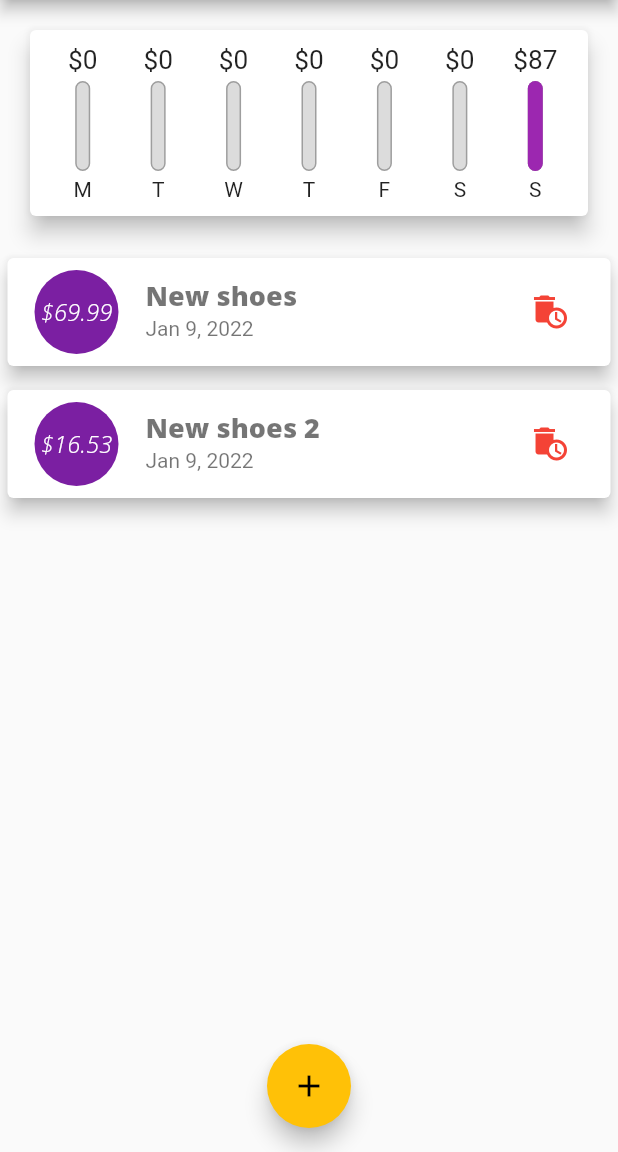
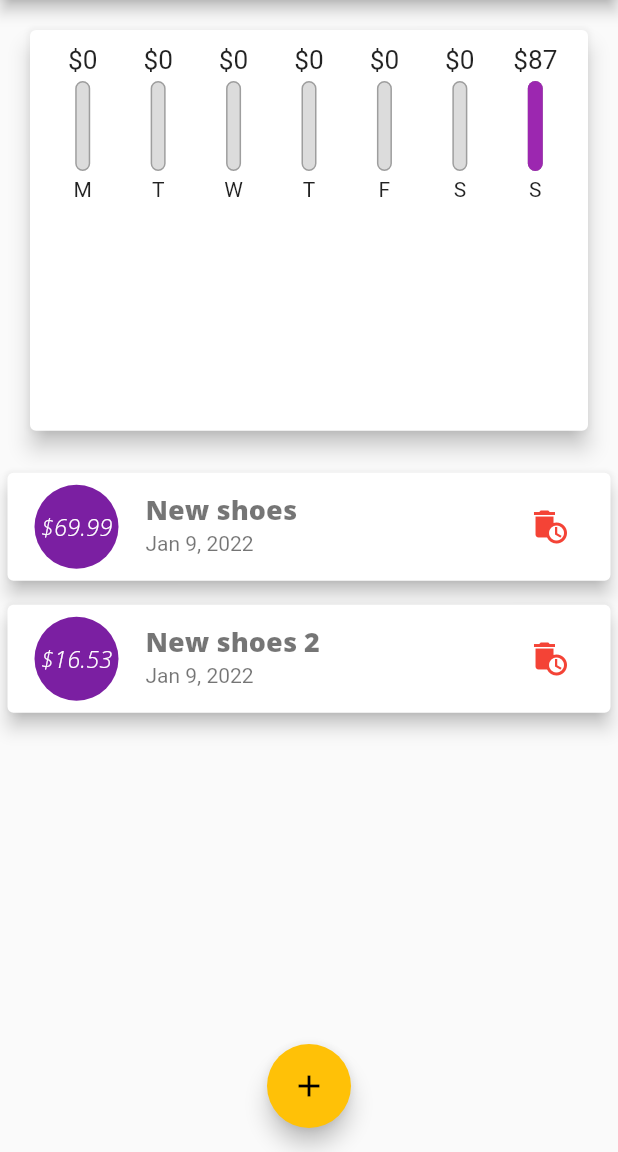
Before and after one commit to fahmi54321/crud_basic_with_responsive_ui, a Flutter app: the screen it shows after launch, on a phone screen of 412 x 824 dp, the part 84-1236 px from its top. Run offline on Flutter 3.47's test engine with Material 2 defaults, Android fonts, the phone set to English and light mode, and no system bars.

Commit message:
calculating sizes dynamically

```diff
--- a/lib/main.dart
+++ b/lib/main.dart
@@ -37,7 +37,7 @@ class MyApp extends StatelessWidget {
       ),
       home: MyHomePage(),
     );
-  }//
+  } //
 }
 
 class MyHomePage extends StatefulWidget {
@@ -108,8 +108,7 @@ class _MyHomePageState extends State<MyHomePage> {
 
   @override
   Widget build(BuildContext context) {
-    return Scaffold(
-      appBar: AppBar(
+    final appBar = AppBar(
       title: Text(
         'Crup Basic App',
       ),
@@ -121,12 +120,24 @@ class _MyHomePageState extends State<MyHomePage> {
           onPressed: () => _startAddNewTransaction(context),
         )
       ],
-      ),
+    );
+
+    return Scaffold(
+      appBar: appBar,
       body: SingleChildScrollView(
         child: Column(
           children: [
-            Chart(_recentTransactions),
-            TransactionList(_transactionList,_deleteTransaction),
+            Container(
+                height: (MediaQuery.of(context).size.height -
+                        appBar.preferredSize.height - // appbar
+                        MediaQuery.of(context).padding.top /* status bar */) *
+                    0.4,
+                child: Chart(_recentTransactions)),
+            Container(
+                height: (MediaQuery.of(context).size.height -
+                        MediaQuery.of(context).padding.top /* status bar */) *
+                    0.6,
+                child: TransactionList(_transactionList, _deleteTransaction)),
           ],
         ),
       ),
--- a/lib/widget/transaction_list.dart
+++ b/lib/widget/transaction_list.dart
@@ -12,9 +12,7 @@ class TransactionList extends StatelessWidget {
 
   @override
   Widget build(BuildContext context) {
-    return Container(
-      height: 300,
-      child: transactions.isEmpty
+    return transactions.isEmpty
         ? Column(
             children: [
               Text(
@@ -66,7 +64,6 @@ class TransactionList extends StatelessWidget {
                 ),
               );
             },
-            ),
           );
   }
 }
```
Lines whose indentation alone changed are shown as unchanged.
